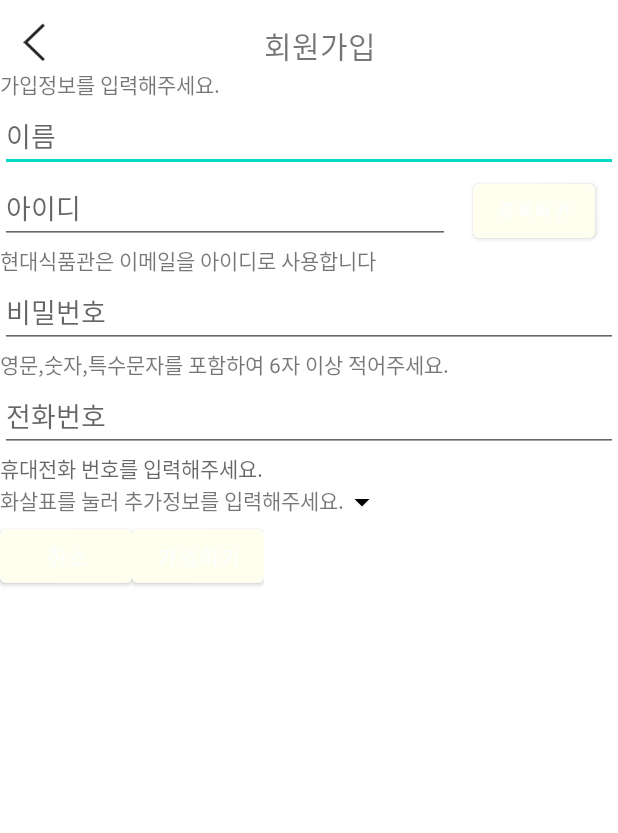
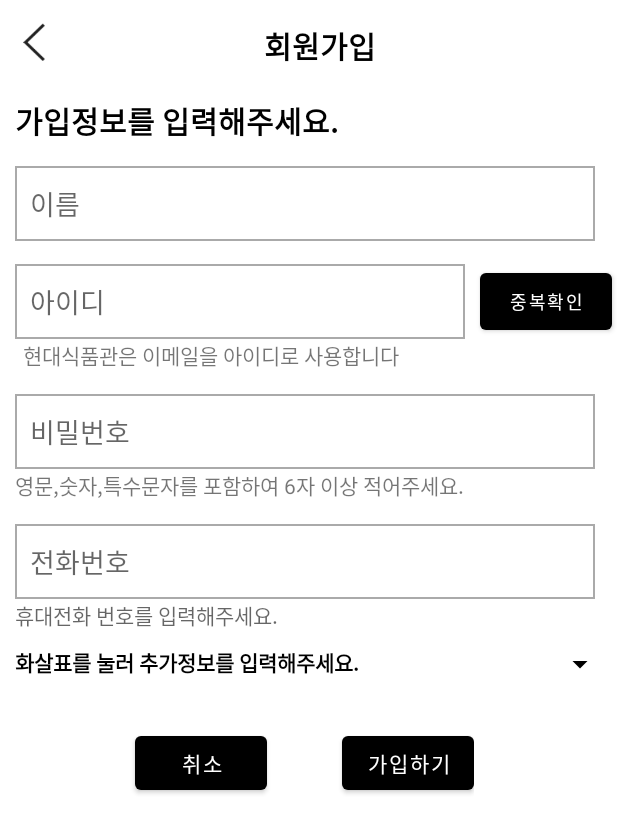
Before and after one commit to Hyundai-AndroidProject/tohome, an Android app: the SignupActivity screen opened directly, with no data from a screen before it, on a phone screen of 412 x 824 dp. Shown: the top 833 px of the screen. Run offline under Robolectric (Android 15) with nearby library versions, the phone set to English and light mode, and no system bars; our stand-ins replace Room's generated code.

Commit message:
민규 UI 끝

```diff
--- a/app/src/main/java/com/example/hyundai_to_home/ReservationListActivity.kt
+++ b/app/src/main/java/com/example/hyundai_to_home/ReservationListActivity.kt
@@ -41,6 +41,8 @@ class ReservationListActivity: AppCompatActivity(), OnClickListener {
         binding.btnBack.setOnClickListener {
             finish()
         }
+
+        binding.userName.text = memberId
     }
 
     private fun getAllReservationList() {
--- a/app/src/main/java/com/example/hyundai_to_home/TermsActivity.kt
+++ b/app/src/main/java/com/example/hyundai_to_home/TermsActivity.kt
@@ -36,6 +36,10 @@ class TermsActivity : AppCompatActivity() {
         binding.marketingSMS.setOnClickListener{onCheckChangedMarketing(binding.marketingSMS)}
         binding.marketingEmail.setOnClickListener{onCheckChangedMarketing(binding.marketingEmail)}
 
+        binding.Preview.setOnClickListener{
+            val intent = Intent(this,LoginActivity::class.java)
+            startActivity(intent)
+        }
         goSignup.setOnClickListener {
             if(binding.checkTerm1.isChecked){
                 if(binding.checkTerm2.isChecked){
--- a/app/src/main/res/drawable-v24/box.xml
+++ b/app/src/main/res/drawable/box_white.xml
@@ -1,7 +1,6 @@
 <?xml version="1.0" encoding="utf-8"?>
-
 <shape xmlns:android="http://schemas.android.com/apk/res/android"
     android:shape="rectangle" android:thickness="0dp">
     <stroke android:width="1dp" android:color="#AAAAAA"/>
-    <solid android:color="#ffffff"/>
+    <solid android:color="#FFFFFF"/>
 </shape>
--- a/app/src/main/res/layout/activity_reservation_list.xml
+++ b/app/src/main/res/layout/activity_reservation_list.xml
@@ -47,7 +47,7 @@
         android:layout_marginTop="8dp"
         android:layout_marginStart="16dp"
         android:textSize="16dp"
-        android:text="신기원님"
+        android:text=""
         app:layout_constraintTop_toBottomOf="@id/toolbar"
         app:layout_constraintStart_toStartOf="parent"/>
 
--- a/app/src/main/res/layout/activity_signup.xml
+++ b/app/src/main/res/layout/activity_signup.xml
@@ -27,6 +27,8 @@
             android:layout_marginTop="15dp"
             android:layout_marginRight="15dp"
             android:gravity="center"
+            android:textStyle="bold"
+            android:textColor="@color/black"
             android:text="회원가입"
             android:textSize="20dp" />
 
@@ -35,13 +37,23 @@
     <TextView
         android:layout_width="match_parent"
         android:layout_height="wrap_content"
+        android:layout_marginTop="20dp"
+        android:textSize="20dp"
+        android:layout_marginLeft="10dp"
+        android:textColor="@color/black"
+        android:textStyle="bold"
         android:text="가입정보를 입력해주세요." />
 
     <EditText
         android:id="@+id/member_name"
         android:layout_width="match_parent"
-        android:layout_height="wrap_content"
+        android:layout_height="50dp"
+        android:layout_marginTop="15dp"
+        android:layout_marginLeft="10dp"
+        android:layout_marginRight="15dp"
+        android:paddingLeft="10dp"
 
+        android:background="@drawable/box_white"
         android:hint="이름" />
 
 <LinearLayout
@@ -53,18 +65,24 @@
     <EditText
         android:id="@+id/EmailEditView"
         android:layout_width="300dp"
-        android:layout_height="wrap_content"
+        android:layout_height="50dp"
+
+        android:layout_marginTop="15dp"
+        android:layout_marginLeft="10dp"
+        android:layout_marginRight="10dp"
+        android:paddingLeft="10dp"
+        android:background="@drawable/box_white"
+        android:hint="아이디"
         android:inputType="textEmailAddress"
-        android:hint="아이디" />
+         />
 
     <Button
         android:id="@+id/btnDuplicate"
         android:layout_width="wrap_content"
-        android:layout_height="wrap_content"
-        android:layout_marginLeft="15dp"
-        android:layout_marginRight="15dp"
-        android:textSize="12dp"
-        android:text="중복확인" />
+        android:layout_height="50dp"
+        android:layout_marginTop="13dp"
+        android:text="중복확인"
+        android:textSize="12dp" />
 
 
 </LinearLayout>
@@ -73,31 +91,45 @@
         android:id="@+id/checkIDText"
         android:layout_width="wrap_content"
         android:layout_height="wrap_content"
+        android:layout_marginLeft="15dp"
+        android:layout_marginBottom="15dp"
         android:text="현대식품관은 이메일을 아이디로 사용합니다"
         />
     <EditText
         android:id="@+id/PasswordEditView"
         android:layout_width="match_parent"
-        android:layout_height="wrap_content"
+        android:layout_height="50dp"
+        android:layout_marginLeft="10dp"
+        android:layout_marginRight="15dp"
+        android:paddingLeft="10dp"
+
         android:hint="비밀번호"
+        android:background="@drawable/box_white"
         android:inputType="textPassword"/>
 
     <TextView
         android:layout_width="wrap_content"
         android:layout_height="wrap_content"
+        android:layout_marginLeft="10dp"
+        android:layout_marginBottom="15dp"
         android:text="영문,숫자,특수문자를 포함하여 6자 이상 적어주세요."
         />
 
     <EditText
         android:id="@+id/memberPhone"
         android:layout_width="match_parent"
-        android:layout_height="wrap_content"
+        android:layout_height="50dp"
+        android:layout_marginLeft="10dp"
+        android:paddingLeft="10dp"
+        android:layout_marginRight="15dp"
+        android:background="@drawable/box_white"
         android:hint="전화번호"
-        android:inputType="phone"
-        />
+        android:inputType="phone" />
+
     <TextView
         android:layout_width="match_parent"
         android:layout_height="wrap_content"
+        android:layout_marginLeft="10dp"
         android:hint="휴대전화 번호를 입력해주세요."
         />
 
@@ -113,6 +145,10 @@
         <TextView
             android:layout_width="wrap_content"
             android:layout_height="wrap_content"
+            android:layout_marginLeft="10dp"
+            android:layout_marginTop="10dp"
+            android:textColor="@color/black"
+            android:textStyle="bold"
             android:text="화살표를 눌러 추가정보를 입력해주세요."
             />
 
@@ -120,7 +156,8 @@
             android:id="@+id/options"
             android:layout_width="wrap_content"
             android:layout_height="wrap_content"
-
+            android:layout_marginTop="10dp"
+            android:layout_marginLeft="135dp"
             app:srcCompat="@drawable/ic_baseline_arrow_drop_down_24" />
 
     </LinearLayout>
@@ -130,16 +167,28 @@
         android:id="@+id/AddressText"
         android:layout_width="wrap_content"
         android:layout_height="wrap_content"
+        android:layout_marginTop="10dp"
         android:visibility="gone"
+        android:layout_marginLeft="10dp"
+        android:textColor="@color/black"
+        android:textSize="15dp"
+        android:textStyle="bold"
+
         android:text="주소"
         />
+
     <EditText
         android:id="@+id/memberAddress"
         android:layout_width="match_parent"
-        android:layout_height="wrap_content"
+        android:layout_height="50dp"
+        android:hint="기본주소"
+        android:layout_marginTop="10dp"
         android:visibility="gone"
-        android:hint="기본주소"
-    />
+        android:background="@drawable/box_white"
+        android:layout_marginLeft="10dp"
+        android:layout_marginRight="10dp"
+        android:paddingLeft="10dp"/>
+
     <LinearLayout
         android:id="@+id/BirthAndGender"
         android:layout_width="match_parent"
@@ -150,11 +199,17 @@
         <EditText
             android:id="@+id/memberBirth"
             android:layout_width="250dp"
-            android:layout_height="wrap_content"
+            android:layout_height="50dp"
+            android:layout_marginTop="10dp"
+            android:background="@drawable/box_white"
+            android:layout_marginLeft="10dp"
             android:hint="생년월일"
+            android:paddingLeft="10dp"
             />
         <RadioGroup
             android:id="@+id/MemberGender"
+            android:layout_marginTop="10dp"
+            android:layout_marginLeft="10dp"
             android:layout_width="wrap_content"
             android:layout_height="wrap_content"
             android:orientation="horizontal"
@@ -166,6 +221,7 @@
                 android:text="여성"/>
             <RadioButton
                 android:id="@+id/radioMale"
+                android:layout_marginLeft="5dp"
                 android:layout_width="wrap_content"
                 android:layout_height="wrap_content"
                 android:text="남성"
@@ -177,6 +233,7 @@
         android:id="@+id/BirthText"
         android:layout_width="wrap_content"
         android:layout_height="wrap_content"
+        android:layout_marginLeft="10dp"
         android:visibility="gone"
         android:text="8자리 숫지만 입력 (예.20220101)"
         />
@@ -186,6 +243,7 @@
     <LinearLayout
         android:layout_width="wrap_content"
         android:layout_height="wrap_content"
+        android:layout_marginTop="30dp"
         android:orientation="horizontal" >
 
 
@@ -194,12 +252,14 @@
         android:id="@+id/goBackTerms"
         android:layout_width="match_parent"
         android:layout_height="wrap_content"
+        android:layout_marginLeft="90dp"
         android:text="취소" />
 
         <Button
             android:id="@+id/signBtn"
             android:layout_width="match_parent"
             android:layout_height="wrap_content"
+            android:layout_marginLeft="50dp"
             android:text="가입하기" />
     </LinearLayout>
 
--- a/app/src/main/res/layout/activity_store_list.xml
+++ b/app/src/main/res/layout/activity_store_list.xml
@@ -25,7 +25,7 @@
             android:layout_width="wrap_content"
             android:layout_height="wrap_content"
             android:background="@drawable/item_background"
-            android:textColor="@color/black"
+            android:textColor="@color/white"
             android:text="더현대서울"
             android:layout_marginEnd="8dp"
             app:layout_constraintEnd_toEndOf="parent"
--- a/app/src/main/res/layout/item_store.xml
+++ b/app/src/main/res/layout/item_store.xml
@@ -59,7 +59,7 @@
         android:layout_marginTop="6dp"
         android:text="@string/reservation"
         android:background="@drawable/item_background"
-        android:textColor="@color/black"
+        android:textColor="@color/white"
         app:layout_constraintTop_toBottomOf="@id/store_image"
         app:layout_constraintStart_toStartOf="@id/store_image"
         />
@@ -72,7 +72,7 @@
         android:layout_marginEnd="10dp"
         android:text="@string/waiting"
         android:background="@drawable/item_background"
-        android:textColor="@color/black"
+        android:textColor="@color/white"
         app:layout_constraintTop_toTopOf="@id/btnReservation"
         app:layout_constraintBottom_toBottomOf="parent"
         app:layout_constraintEnd_toEndOf="parent"
--- a/app/src/main/res/values/themes.xml
+++ b/app/src/main/res/values/themes.xml
@@ -2,7 +2,7 @@
     <!-- Base application theme. -->
     <style name="Theme.Hyundai_To_Home" parent="Theme.MaterialComponents.DayNight.DarkActionBar">
         <!-- Primary brand color. -->
-        <item name="colorPrimary">@color/ivory</item>
+        <item name="colorPrimary">@color/black</item>
         <item name="colorPrimaryVariant">@color/purple_700</item>
         <item name="colorOnPrimary">@color/white</item>
         <!-- Secondary brand color. -->
```
Also changed, not shown: app/src/main/java/com/example/hyundai_to_home/FindActivity.kt (+5 -2 lines), app/src/main/java/com/example/hyundai_to_home/MypageActivity.kt (+11 -5 lines), app/src/main/java/com/example/hyundai_to_home/SignupActivity.kt (+7 -1 lines), app/src/main/res/layout/activity_find.xml (+21 -3 lines), app/src/main/res/layout/activity_modifycheck.xml (deleted, +0 -66 lines), app/src/main/res/layout/activity_mypage.xml (+55 -17 lines), app/src/main/res/layout/activity_terms.xml (+24 -4 lines).
